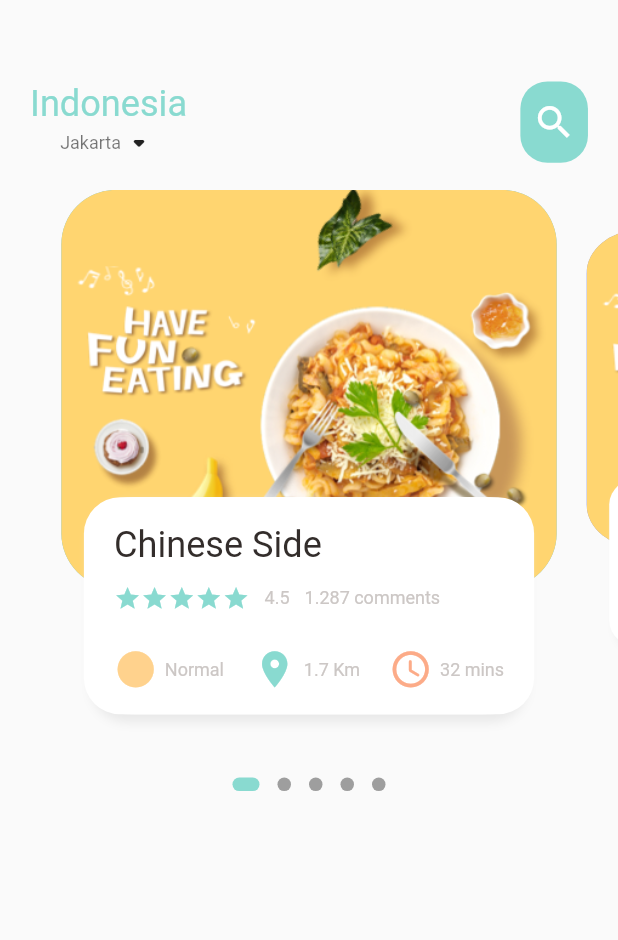
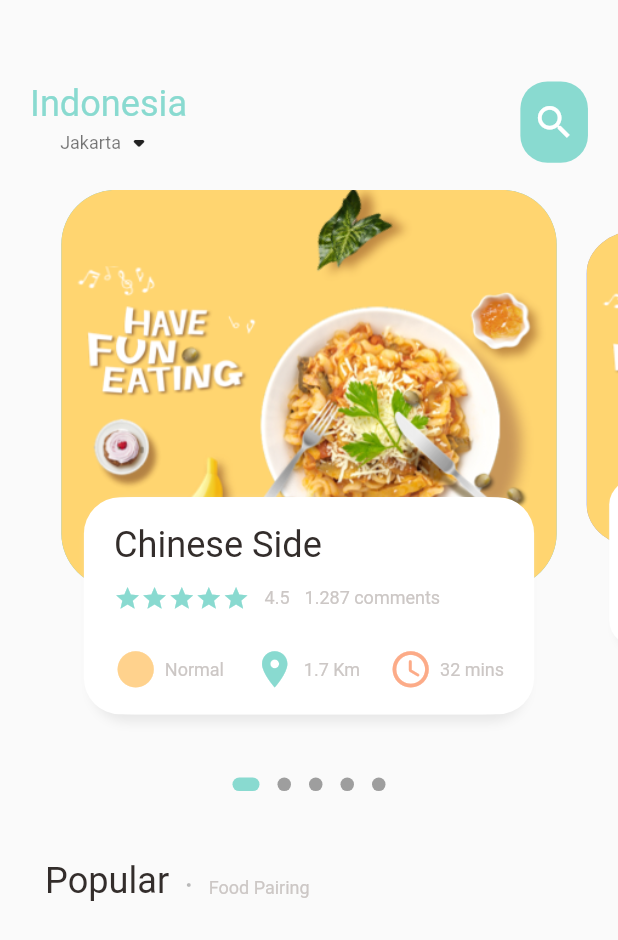
Before and after one commit to satyapratamak/dbestech.food-delivery.food-delivery-flutter, a Flutter app: the screen it shows after launch, on a phone screen of 412 x 824 dp. Shown: the top 940 px of the screen. Run offline on Flutter 3.47's test engine with Material 2 defaults, Android fonts, the phone set to English and light mode, and no system bars; drawn by our look-alikes of dots_indicator; our stand-ins replace get.

Commit message:
Food Delivery Part 1 = 02:49:00 Popular Title

```diff
--- a/lib/home/food_page_body.dart
+++ b/lib/home/food_page_body.dart
@@ -67,6 +67,27 @@ class _FoodPageBodyState extends State<FoodPageBody> {
             activeSize: const Size(18.0, 9.0),
             activeShape: RoundedRectangleBorder(
                 borderRadius: BorderRadius.circular(Dimensions.radius5)),
+          ),
+        ),
+        SizedBox(height: Dimensions.height30),
+        // Popular Section Title
+        Container(
+          margin: EdgeInsets.only(left: Dimensions.width30),
+          child: Row(
+            crossAxisAlignment: CrossAxisAlignment.end,
+            children: [
+              BigText(text: "Popular", color: AppColors.mainBlackColor),
+              SizedBox(width: Dimensions.width10),
+              Container(
+                margin: EdgeInsets.only(bottom: Dimensions.height3),
+                child: BigText(text: ".", color: Colors.black26),
+              ),
+              SizedBox(width: Dimensions.width10),
+              Container(
+                margin: EdgeInsets.only(bottom: Dimensions.height2),
+                child: SmallText(text: "Food Pairing"),
+              ),
+            ],
           ),
         )
       ],
--- a/lib/home/main_food_page.dart
+++ b/lib/home/main_food_page.dart
@@ -16,8 +16,6 @@ class MainFoodPage extends StatefulWidget {
 class _MainFoodPageState extends State<MainFoodPage> {
   @override
   Widget build(BuildContext context) {
-    print("Device Height : " + MediaQuery.of(context).size.height.toString());
-    print("Device Width : " + MediaQuery.of(context).size.width.toString());
     return Scaffold(
       body: Column(
         // Header, Body, and Footer
--- a/lib/utils/dimensions.dart
+++ b/lib/utils/dimensions.dart
@@ -9,16 +9,20 @@ class Dimensions {
   static double pageView = screenHight / 2.135714285714731; // 320
 
 // dynamic height
-  static double height10 = screenHight / 68.34285714285714;
+  static double height1 = screenHight / 683.4285714285714;
+  static double height10 = height1 * 10;
   static double height15 = height10 * 1.5;
   static double height20 = height10 * 2;
   static double height30 = height10 * 3;
   static double height24 = height10 * 2.4;
   static double height45 = height10 * 4.5;
+  static double height2 = height1 * 2;
+  static double height3 = height1 * 3;
 
   // dynamic width
-  static double width10 = screenWidth / 41.142857142857144;
-  static double width5 = width10 * 0.5;
+  static double width1 = screenWidth / 411.42857142857144;
+  static double width10 = width1 * 10;
+  static double width5 = width1 * 5;
   static double width15 = width10 * 1.5;
   static double width20 = width10 * 2;
   static double width30 = width10 * 3;
--- a/pubspec.yaml
+++ b/pubspec.yaml
@@ -18,7 +18,8 @@ publish_to: "none" # Remove this line if you wish to publish to pub.dev
 version: 1.0.0+1
 
 environment:
-  sdk: ">=2.15.0-116.0.dev <3.0.0"
+  #sdk: ">=2.15.0-116.0.dev <3.0.0"
+  sdk: ">=2.17.1 <3.0.0"
 
 # Dependencies specify other packages that your package needs in order to work.
 # To automatically upgrade your package dependencies to the latest versions
```
Also changed, not shown: pubspec.lock, 2 other files.
